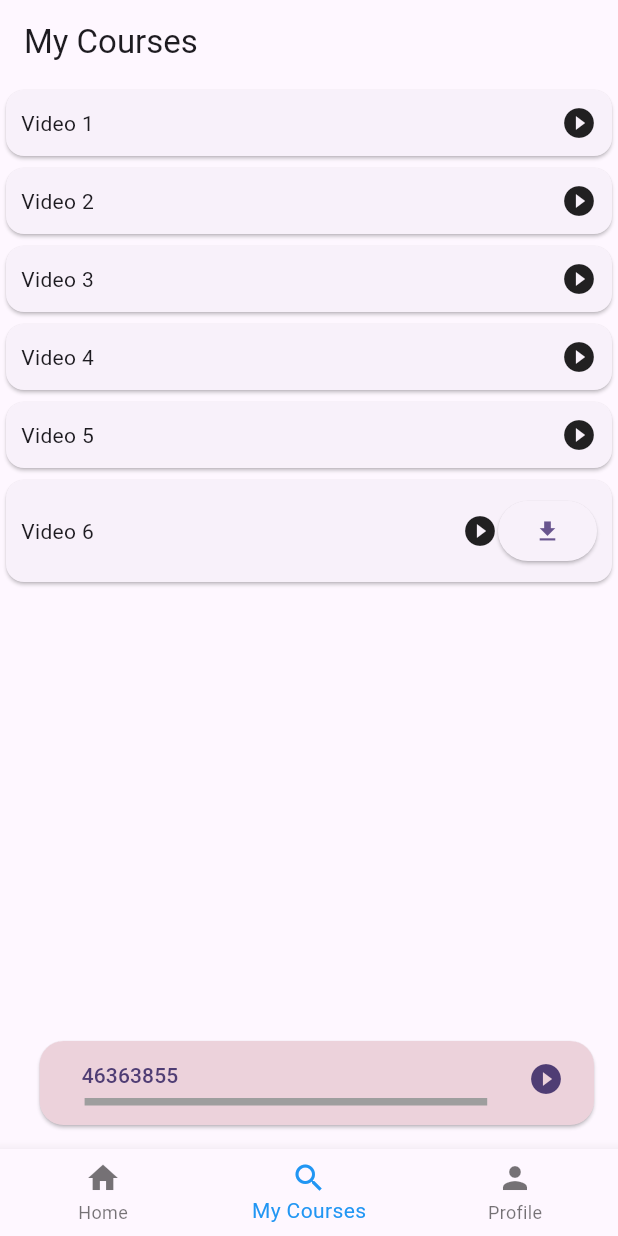
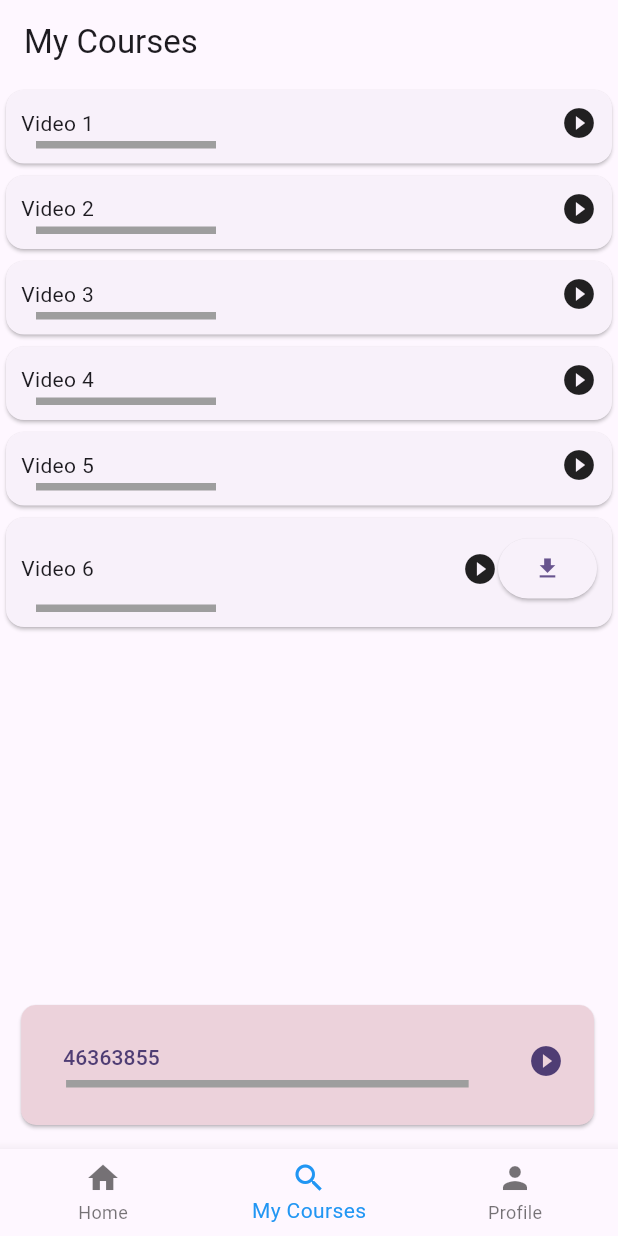
Before and after one commit to anantnimbalkar/gsc_sop, a Flutter app: the screen it shows after launch, item 2 of the bottom bar chosen, after a tap on the "download" icon, on a phone screen of 412 x 824 dp. Run offline on Flutter 3.47's test engine with Material 3 defaults, Android fonts, the phone set to English and light mode, and no system bars; drawn by our look-alikes of percent_indicator; our stand-ins replace flutter_local_notifications, get, hive, hive_flutter, just_audio, permission_handler and 2 more; missing offline and left inert: audio_session, flutter_file_downloader, flutter_windowmanager; accounts and stored records are empty.

Commit message:
added onTap video notification

```diff
--- a/lib/main.dart
+++ b/lib/main.dart
@@ -1,5 +1,6 @@
 import 'package:flutter/material.dart';
 import 'package:flutter_windowmanager/flutter_windowmanager.dart';
+import 'package:get/get.dart';
 import 'package:hive/hive.dart';
 import 'package:hive_database/boxes/boxes.dart';
 import 'package:hive_database/courseModel/my_course_model.dart';
@@ -13,7 +14,7 @@ bool _secureMode = true;
 void main() async {
   WidgetsFlutterBinding.ensureInitialized();
   checkNotificationPermission();
-  NotificationServices().initialiseNotification();
+
   if (_secureMode == true) {
     await FlutterWindowManager.addFlags(FlutterWindowManager.FLAG_SECURE);
   } else {
@@ -39,8 +40,7 @@ class MyApp extends StatelessWidget {
   // This widget is the root of your application.
   @override
   Widget build(BuildContext context) {
-    return MaterialApp(
-      title: 'Flutter Demo',
+    return GetMaterialApp(
       theme: ThemeData(
         colorScheme: ColorScheme.fromSeed(seedColor: Colors.deepPurple),
         useMaterial3: true,
--- a/lib/screens/start_screens/start_screen.dart
+++ b/lib/screens/start_screens/start_screen.dart
@@ -2,6 +2,7 @@ import 'package:flutter/material.dart';
 import 'package:hive_database/courseModel/my_course_model.dart';
 import 'package:hive_database/screens/video_screen/my_course_list.dart';
 import 'package:hive_database/screens/video_screen/video_player_screen.dart';
+import 'package:hive_database/services/notification_services.dart';
 import 'package:hive_flutter/hive_flutter.dart';
 import 'package:percent_indicator/linear_percent_indicator.dart';
 
@@ -60,7 +61,11 @@ class _StartScreenState extends State<StartScreen> {
       body: Center(
         child: widgetOptions.elementAt(selectedIndex),
       ),
-      floatingActionButton: FloatingActionButton.extended(
+      floatingActionButton: SizedBox(
+        height: 80,
+        child: FloatingActionButton.extended(
+            shape:
+                RoundedRectangleBorder(borderRadius: BorderRadius.circular(10)),
             elevation: (myCourseModel != null) ? 1 : 0,
             onPressed: () {},
             label: ValueListenableBuilder(
@@ -79,16 +84,29 @@ class _StartScreenState extends State<StartScreen> {
                       /*  myCourseModel = list.firstWhere((element) =>
                         element.playBackValue != element.videoTotalDuration); */
                       list.reversed.forEach((element) {
-                      if (element.playBackValue != element.videoTotalDuration) {
+                        if (element.playBackValue !=
+                            element.videoTotalDuration) {
                           myCourseModel = element;
                         }
                       });
                     }
                   }
+                  if (myCourseModel != null) {
+                    if (myCourseModel!.playBackValue !=
+                        myCourseModel!.videoTotalDuration) {
+                      NotificationServices().initialiseNotification(context);
+                      NotificationServices().showNotification(
+                          title: myCourseModel!.id.toString(),
+                          body: myCourseModel!.videoName.toString(),
+                          payload: myCourseModel!.videoName.toString(),
+                          id: myCourseModel!.id!,
+                          text: 'view',
+                          context: context);
+                    }
+                  }
                   return (myCourseModel != null)
                       ? SizedBox(
-                        height: 50,
-                        width: MediaQuery.of(context).size.width * 0.8,
+                          width: MediaQuery.of(context).size.width * 0.83,
                           child: Column(
                             mainAxisAlignment: MainAxisAlignment.center,
                             crossAxisAlignment: CrossAxisAlignment.center,
@@ -112,10 +130,12 @@ class _StartScreenState extends State<StartScreen> {
                                               VideoPlayerVimeo(
                                             currentSelectedVideo:
                                                 myCourseModel!.videoName,
-                                                  courseId: myCourseModel!.id!
-                                                      .toString(),
+                                            courseId:
+                                                myCourseModel!.id!.toString(),
                                             myCourseModel: myCourseModel,
-                                                )));
+                                          ),
+                                        ),
+                                      );
                                     },
                                   ),
                                 ],
@@ -136,6 +156,7 @@ class _StartScreenState extends State<StartScreen> {
                         );
                 }),
             backgroundColor: color),
+      ),
       bottomNavigationBar: BottomNavigationBar(
         items: const <BottomNavigationBarItem>[
           BottomNavigationBarItem(
--- a/lib/screens/video_screen/my_course_list.dart
+++ b/lib/screens/video_screen/my_course_list.dart
@@ -108,13 +108,13 @@ class _MyCourseListState extends State<MyCourseList> {
                                       : Container()
                                 ],
                               ),
-                              // LinearPercentIndicator(
-                              //   width: 140.0,
-                              //   lineHeight: 5.0,
-                              //   percent: list[index].controllerValue!,
-                              //   backgroundColor: Colors.grey,
-                              //   progressColor: Colors.blue,
-                              // ),
+                              LinearPercentIndicator(
+                                width: 140.0,
+                                lineHeight: 5.0,
+                                percent: list[index].controllerValue!,
+                                backgroundColor: Colors.grey,
+                                progressColor: Colors.blue,
+                              ),
                             ],
                           )),
                     ),
--- a/lib/services/notification_services.dart
+++ b/lib/services/notification_services.dart
@@ -1,10 +1,15 @@
+import 'dart:developer';
+
+import 'package:flutter/material.dart';
 import 'package:flutter_local_notifications/flutter_local_notifications.dart';
+import 'package:hive_database/courseModel/my_course_model.dart';
+import 'package:hive_database/screens/video_screen/video_player_screen.dart';
 
 class NotificationServices {
   FlutterLocalNotificationsPlugin flutterLocalNotificationsPlugin =
       FlutterLocalNotificationsPlugin();
-
-  Future<void> initialiseNotification() async {
+  MyCourseModel? myCourseModel;
+  Future<void> initialiseNotification(BuildContext context) async {
     const AndroidInitializationSettings initializationSettingsAndroid =
         AndroidInitializationSettings('notification');
 
@@ -13,7 +18,10 @@ class NotificationServices {
       requestSoundPermission: false,
       requestBadgePermission: false,
       requestAlertPermission: false,
-      onDidReceiveLocalNotification: (id, title, body, payload) async {},
+      onDidReceiveLocalNotification: (id, title, body, payload) async {
+        print(payload);
+        log("+++++++++++++++++++++++");
+      },
     );
 
     final InitializationSettings initializationSettings =
@@ -22,36 +30,69 @@ class NotificationServices {
       iOS: initializationSettingsDarwin,
     );
 
-    await flutterLocalNotificationsPlugin.initialize(initializationSettings,
+    await flutterLocalNotificationsPlugin.initialize(
+      initializationSettings,
       onDidReceiveNotificationResponse:
-            (NotificationResponse notiticationResponse) async {});
+          (NotificationResponse notiticationResponse) async {
+        if (notiticationResponse.payload != null) {
+          Navigator.push(
+              context,
+              MaterialPageRoute(
+                  builder: (_) => VideoPlayerVimeo(
+                        currentSelectedVideo:
+                            notiticationResponse.payload.toString(),
+                        courseId: notiticationResponse.id.toString(),
+                        myCourseModel: myCourseModel,
+                      )));
+        }
+      },
+    );
   }
 
   Future showNotification(
       {int id = 0,
       String? title,
       String? body,
-      String? playload,
-      String? text}) async {
+      String? payload,
+      String? text,
+      required BuildContext context}) async {
+    // log(payload.toString());
+    // log(text.toString());
+    // if (payload!.isNotEmpty) {
+    //   Navigator.push(
+    //       context, MaterialPageRoute(builder: (_) => VideoPlayerVimeo(currentSelectedVideo: payload.toString(),)));
+    // }
     return flutterLocalNotificationsPlugin.show(
-        id, title, body, await notificationDetails(text!));
+      id,
+      title,
+      body,
+      await notificationDetails(text!),
+      payload: payload,
+    );
   }
 
   notificationDetails(String text) {
-    return NotificationDetails(
-        android: AndroidNotificationDetails('channelId', 'channelName',
+    return const NotificationDetails(
+        android: AndroidNotificationDetails(
+          'channelId',
+          'channelName',
           importance: Importance.max,
           icon: "notification",
           priority: Priority.high,
           playSound: true,
+          ticker: 'ticker',
+          colorized: true,
+          category: AndroidNotificationCategory.promo,
+          // chronometerCountDown: true,
+          enableLights: true,
+          showProgress: true,
           sound: RawResourceAndroidNotificationSound('baby'),
-            actions: [
-              AndroidNotificationAction('Test', text,
-                  showsUserInterface: true,
-                  inputs: [AndroidNotificationActionInput()])
-            ]),
+        ),
         iOS: DarwinNotificationDetails());
   }
+
+  // FlutterLocalNotificationsPlugin flutterLocalNotificationsPlugin =
+  //     FlutterLocalNotificationsPlugin();
 
   // Future onSelectNotification(String? payload, BuildContext context) async {
   //   if (payload != null) {
--- a/pubspec.yaml
+++ b/pubspec.yaml
@@ -35,6 +35,7 @@ dependencies:
   flutter_file_downloader: ^1.2.1
   flutter_local_notifications: ^16.3.0
   flutter_windowmanager: ^0.2.0
+  get: ^4.6.6
   hive: ^2.2.3
   hive_flutter: ^1.1.0
   just_audio: ^0.9.36
```
Also changed, not shown: lib/screens/video_screen/video_player_screen.dart (+4 -4 lines), pubspec.lock. Lines whose indentation alone changed are shown as unchanged.
